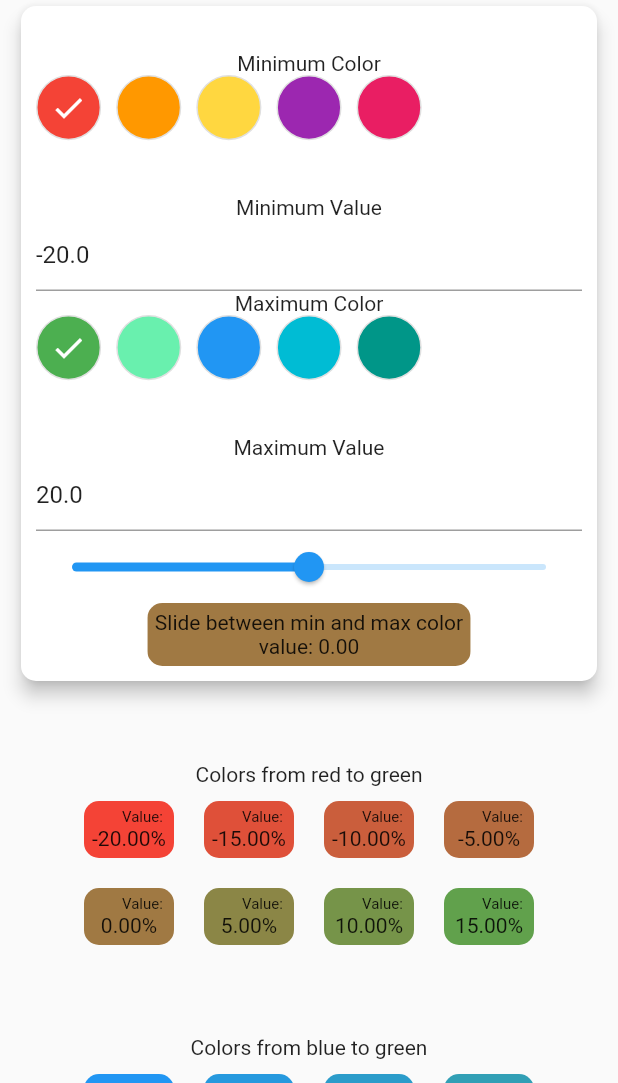
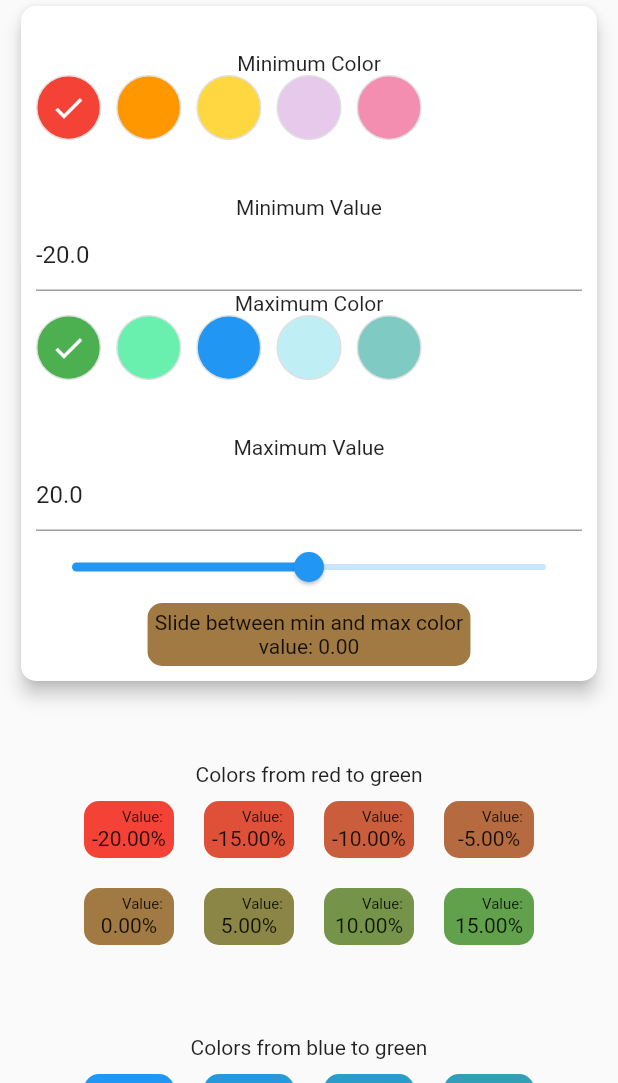
Before and after one commit to ivofernandes/color_scale, a Flutter app: the screen it shows after launch, on a phone screen of 412 x 824 dp, the part 153-1236 px from its top. Run offline on Flutter 3.47's test engine with Material 2 defaults, Android fonts, the phone set to English and light mode, and no system bars.

Commit message:
Added opacity to the final color calculation

```diff
--- a/example/lib/main.dart
+++ b/example/lib/main.dart
@@ -149,8 +149,8 @@ class _ExampleWithSliderState extends State<ExampleWithSlider> {
                     Colors.red,
                     Colors.orange,
                     Colors.amberAccent,
-                    Colors.purple,
-                    Colors.pink
+                    Colors.purple.withOpacity(0.25),
+                    Colors.pink.withOpacity(0.5)
                   ],
                 ),
                 const Text('Minimum Value'),
@@ -170,8 +170,8 @@ class _ExampleWithSliderState extends State<ExampleWithSlider> {
                     Colors.green,
                     Colors.greenAccent,
                     Colors.blue,
-                    Colors.cyan,
-                    Colors.teal
+                    Colors.cyan.withOpacity(0.25),
+                    Colors.teal.withOpacity(0.5)
                   ],
                 ),
                 const Text('Maximum Value'),
--- a/lib/src/color_scale_widget.dart
+++ b/lib/src/color_scale_widget.dart
@@ -57,12 +57,15 @@ class ColorScaleWidget extends StatelessWidget {
 
     double percentageOfMinColor = 1 - percentageOfMaxColor;
 
+    double opacity = minColor.opacity * percentageOfMinColor +
+        maxColor.opacity * percentageOfMaxColor;
+
     double green = minColor.green * percentageOfMinColor +
         maxColor.green * percentageOfMaxColor;
     double blue = minColor.blue * percentageOfMinColor +
         maxColor.blue * percentageOfMaxColor;
     double red = minColor.red * percentageOfMinColor +
         maxColor.red * percentageOfMaxColor;
-    return Color.fromRGBO(red.toInt(), green.toInt(), blue.toInt(), 1);
+    return Color.fromRGBO(red.toInt(), green.toInt(), blue.toInt(), opacity);
   }
 }
--- a/pubspec.yaml
+++ b/pubspec.yaml
@@ -1,6 +1,6 @@
 name: color_scale
 description: Color scale widget that tries to resemble what we have on google sheets
-version: 0.0.2
+version: 0.0.3
 homepage: https://incaview.com
 repository: https://github.com/ivofernandes/color_scale
 
```
Also changed, not shown: 2 other files.
